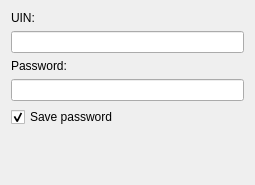
First picture: the form in plugins/icq/addaccountform.ui, repository Winand/mqutim, before the edit.
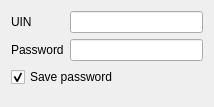
Second picture: the form after the edit.

The edit to the form file:
```diff
--- a/plugins/icq/addaccountform.ui
+++ b/plugins/icq/addaccountform.ui
@@ -5,8 +5,8 @@
    <rect>
     <x>0</x>
     <y>0</y>
-    <width>255</width>
-    <height>185</height>
+    <width>214</width>
+    <height>107</height>
    </rect>
   </property>
   <property name="windowTitle" >
@@ -14,32 +14,26 @@
   </property>
   <layout class="QGridLayout" name="gridLayout" >
    <item row="0" column="0" >
-    <layout class="QVBoxLayout" name="verticalLayout" >
-     <item>
-      <widget class="QLabel" name="label" >
+    <widget class="QLabel" name="uinLabel" >
        <property name="text" >
-        <string>UIN:</string>
-       </property>
-      </widget>
-     </item>
-     <item>
-      <widget class="QLineEdit" name="uinEdit" />
-     </item>
-     <item>
-      <widget class="QLabel" name="label_2" >
+      <string>UIN</string>
+     </property>
+     <property name="buddy" >
+      <cstring>uinEdit</cstring>
+     </property>
+    </widget>
+   </item>
+   <item row="2" column="0" >
+    <widget class="QLabel" name="passwordLabel" >
        <property name="text" >
-        <string>Password:</string>
-       </property>
-      </widget>
-     </item>
-     <item>
-      <widget class="QLineEdit" name="passwordEdit" >
-       <property name="echoMode" >
-        <enum>QLineEdit::Password</enum>
+      <string>Password</string>
+     </property>
+     <property name="buddy" >
+      <cstring>passwordEdit</cstring>
        </property>
       </widget>
      </item>
-     <item>
+   <item row="4" column="0" colspan="2" >
       <widget class="QCheckBox" name="passwordBox" >
        <property name="text" >
         <string>Save password</string>
@@ -49,9 +43,17 @@
        </property>
       </widget>
      </item>
-    </layout>
+   <item row="0" column="1" >
+    <widget class="QLineEdit" name="uinEdit" />
    </item>
-   <item row="1" column="0" >
+   <item row="2" column="1" >
+    <widget class="QLineEdit" name="passwordEdit" >
+     <property name="echoMode" >
+      <enum>QLineEdit::Password</enum>
+     </property>
+    </widget>
+   </item>
+   <item row="5" column="0" >
     <spacer name="verticalSpacer" >
      <property name="orientation" >
       <enum>Qt::Vertical</enum>
@@ -59,7 +61,7 @@
      <property name="sizeHint" stdset="0" >
       <size>
        <width>20</width>
-       <height>33</height>
+       <height>40</height>
       </size>
      </property>
     </spacer>
```
Left out of the diff: 5 changed lines with no effect on the pictures. Lines whose indentation alone changed are shown as unchanged.
